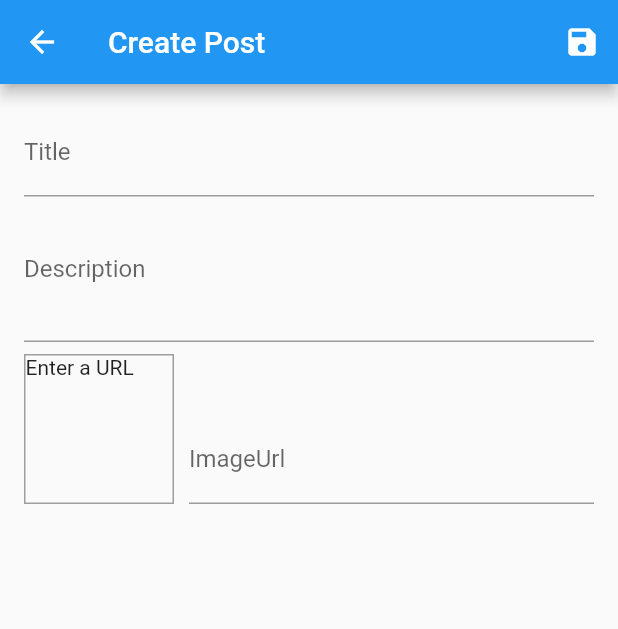
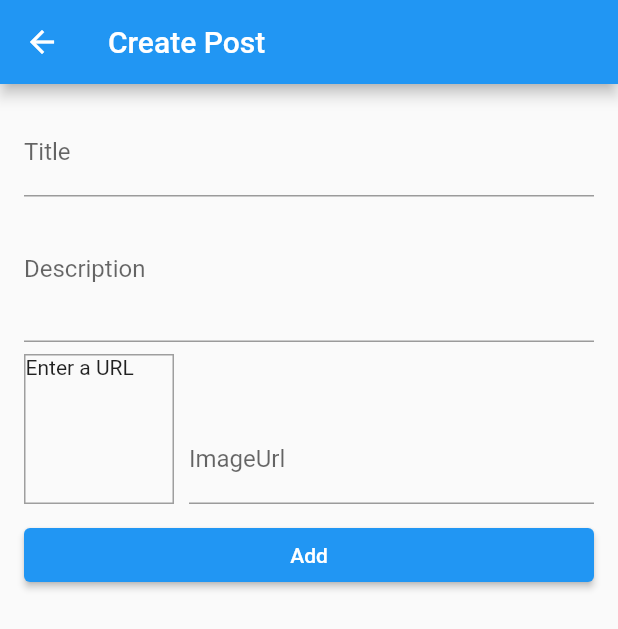
Before and after one commit to mohsin779/To-Do-Flutter, a Flutter app: the screen it shows after launch, after a tap on the "add" icon, on a phone screen of 412 x 824 dp. Shown: the top 629 px of the screen. Run offline on Flutter 3.47's test engine with Material 2 defaults, Android fonts, the phone set to English and light mode, and no system bars; network calls fail.

Commit message:
created a button to add new post

```diff
--- a/lib/screens/add_post.dart
+++ b/lib/screens/add_post.dart
@@ -126,12 +126,6 @@ class _AddPostState extends State<AddPost> {
     return Scaffold(
       appBar: AppBar(
         title: Text(args['title']),
-        actions: <Widget>[
-          IconButton(
-            onPressed: _saveForm,
-            icon: Icon(Icons.save),
-          )
-        ],
       ),
       body: _isLoading
           ? Center(
@@ -251,7 +245,21 @@ class _AddPostState extends State<AddPost> {
                           ),
                         )
                       ],
-                    )
+                    ),
+                    SizedBox(
+                      height: 10,
+                    ),
+                    ElevatedButton(
+                      style: ElevatedButton.styleFrom(
+                        padding: EdgeInsets.symmetric(
+                            horizontal: 30.0, vertical: 8.0),
+                        // color: Theme.of(context).primaryColor,
+                        foregroundColor:
+                            Theme.of(context).primaryTextTheme.button.color,
+                      ),
+                      child: Text('Add'),
+                      onPressed: _saveForm,
+                    ),
                   ],
                 ),
               ),
```
